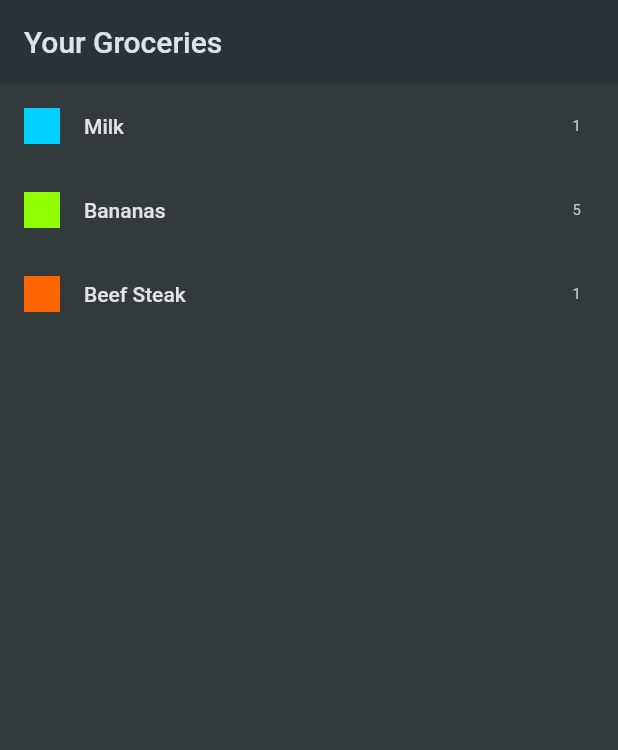
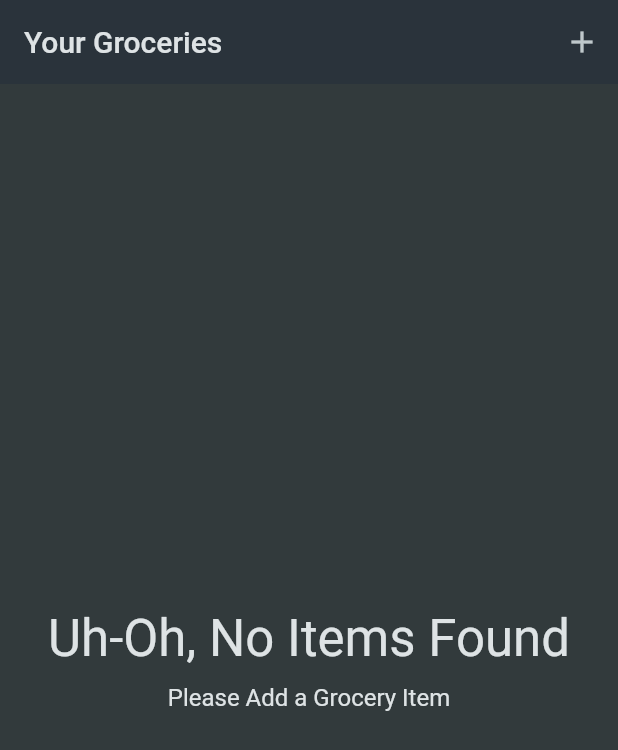
Before and after one commit to Abhiroop25902/flutter-shopping-list, a Flutter app: the screen it shows after launch, on a phone screen of 412 x 824 dp. Shown: the top 750 px of the screen. Run offline on Flutter 3.47's test engine with Material 2 defaults, Android fonts, the phone set to English and light mode, and no system bars.

Commit message:
add: grocery addition via form

```diff
--- a/lib/data/dummy_items.dart
+++ /dev/null
@@ -1,21 +0,0 @@
-import 'package:shopping_list/models/category.dart';
-import 'package:shopping_list/models/grocery_item.dart';
-import 'package:shopping_list/data/categories.dart';
-
-final groceryItems = [
-  GroceryItem(
-      id: 'a',
-      name: 'Milk',
-      quantity: 1,
-      category: categories[Categories.dairy]!),
-  GroceryItem(
-      id: 'b',
-      name: 'Bananas',
-      quantity: 5,
-      category: categories[Categories.fruit]!),
-  GroceryItem(
-      id: 'c',
-      name: 'Beef Steak',
-      quantity: 1,
-      category: categories[Categories.meat]!),
-];
--- a/lib/main.dart
+++ b/lib/main.dart
@@ -22,7 +22,7 @@ class MyApp extends StatelessWidget {
         ),
         scaffoldBackgroundColor: const Color.fromARGB(255, 50, 58, 60),
       ),
-      home: const GroceryListScreen(),
+      home: const GroceryList(),
     );
   }
 }
--- a/lib/widgets/grocery_list.dart
+++ b/lib/widgets/grocery_list.dart
@@ -1,27 +1,79 @@
 import 'package:flutter/material.dart';
+import 'package:shopping_list/models/grocery_item.dart';
+import 'package:shopping_list/widgets/new_item.dart';
 
-import '../data/dummy_items.dart';
+class GroceryList extends StatefulWidget {
+  const GroceryList({super.key});
 
-class GroceryListScreen extends StatelessWidget {
-  const GroceryListScreen({super.key});
+  @override
+  State<GroceryList> createState() => _GroceryListState();
+}
+
+class _GroceryListState extends State<GroceryList> {
+  final List<GroceryItem> _groceryItems = [];
+
+  void _addItem() async {
+    final newGroceryItem = await Navigator.of(context).push<GroceryItem>(
+      MaterialPageRoute(
+        builder: (ctx) => const NewItem(),
+      ),
+    );
+
+    if (newGroceryItem == null) return;
+
+    setState(() {
+      _groceryItems.add(newGroceryItem);
+    });
+  }
 
   @override
   Widget build(BuildContext context) {
     return Scaffold(
-      appBar: AppBar(title: const Text('Your Groceries')),
-      body: ListView.builder(
-          itemCount: groceryItems.length,
+      appBar: AppBar(
+        title: const Text('Your Groceries'),
+        actions: [IconButton(onPressed: _addItem, icon: const Icon(Icons.add))],
+      ),
+      body: _groceryItems.isEmpty
+          ? display_noItem(context)
+          : ListView.builder(
+              itemCount: _groceryItems.length,
               itemBuilder: (ctx, idx) => ListTile(
-                title: Text(groceryItems[idx].name),
+                    title: Text(_groceryItems[idx].name),
                     leading: Container(
                       height: 24,
                       width: 24,
-                  color: groceryItems[idx].category.color,
+                      color: _groceryItems[idx].category.color,
                     ),
                     trailing: Text(
-                  groceryItems[idx].quantity.toString(),
+                      _groceryItems[idx].quantity.toString(),
                     ),
                   )),
     );
   }
+
+  Center display_noItem(BuildContext context) {
+    return Center(
+        child: Column(
+      mainAxisAlignment: MainAxisAlignment.center,
+      children: [
+        Text(
+          'Uh-Oh, No Items Found',
+          style: Theme.of(context)
+              .textTheme
+              .headlineMedium!
+              .copyWith(color: Theme.of(context).colorScheme.onBackground),
+        ),
+        const SizedBox(
+          height: 10,
+        ),
+        Text(
+          'Please Add a Grocery Item',
+          style: Theme.of(context)
+              .textTheme
+              .titleMedium!
+              .copyWith(color: Theme.of(context).colorScheme.onBackground),
+        ),
+      ],
+    ));
   }
+}
--- a/pubspec.yaml
+++ b/pubspec.yaml
@@ -35,6 +35,8 @@ dependencies:
   # The following adds the Cupertino Icons font to your application.
   # Use with the CupertinoIcons class for iOS style icons.
   cupertino_icons: ^1.0.2
+  uuid: ^3.0.7
+  flutter_slidable: ^3.0.0
 
 dev_dependencies:
   flutter_test:
```
Also changed, not shown: lib/widgets/new_item.dart (added, +144 -0 lines), pubspec.lock, 1 other file. Lines whose indentation alone changed are shown as unchanged.
